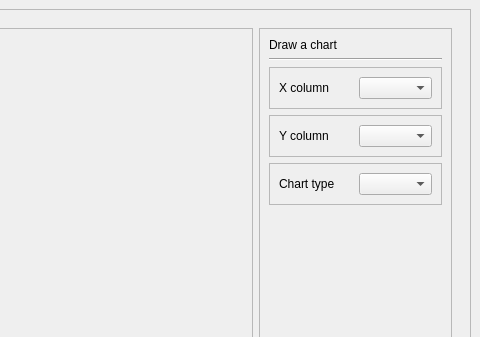
Above: AppML/app.ui from gin614pham/machine_learning_app before the change; both pictures show x 674 to 1154 and y 0 to 337 of the 1154 by 747 pixel window. Below: the same form after it.
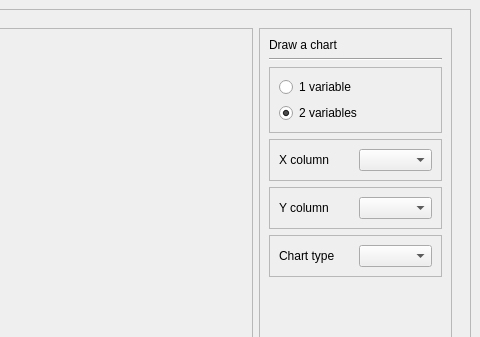
That is the form after the change. The open tabs and pages were chosen to show the change.

Diff of the .ui file:
```diff
--- a/AppML/app.ui
+++ b/AppML/app.ui
@@ -627,6 +627,44 @@
                 </property>
                </widget>
               </item>
+              <item>
+               <widget class="QFrame" name="frame_22">
+                <property name="frameShape">
+                 <enum>QFrame::StyledPanel</enum>
+                </property>
+                <property name="frameShadow">
+                 <enum>QFrame::Raised</enum>
+                </property>
+                <layout class="QVBoxLayout" name="verticalLayout_16">
+                 <item>
+                  <widget class="QRadioButton" name="radioButtonVar">
+                   <property name="text">
+                    <string>1 variable</string>
+                   </property>
+                   <property name="checked">
+                    <bool>false</bool>
+                   </property>
+                   <attribute name="buttonGroup">
+                    <string notr="true">btnGTypeVariable</string>
+                   </attribute>
+                  </widget>
+                 </item>
+                 <item>
+                  <widget class="QRadioButton" name="radioButton2Var">
+                   <property name="text">
+                    <string>2 variables</string>
+                   </property>
+                   <property name="checked">
+                    <bool>true</bool>
+                   </property>
+                   <attribute name="buttonGroup">
+                    <string notr="true">btnGTypeVariable</string>
+                   </attribute>
+                  </widget>
+                 </item>
+                </layout>
+               </widget>
+              </item>
               <item>
                <widget class="QFrame" name="frame_19">
                 <property name="frameShape">
@@ -701,7 +739,7 @@
                 <property name="sizeHint" stdset="0">
                  <size>
                   <width>20</width>
-                  <height>425</height>
+                  <height>347</height>
                  </size>
                 </property>
                </spacer>
```
Left out of the diff: 51 changed lines with no effect on the pictures.
